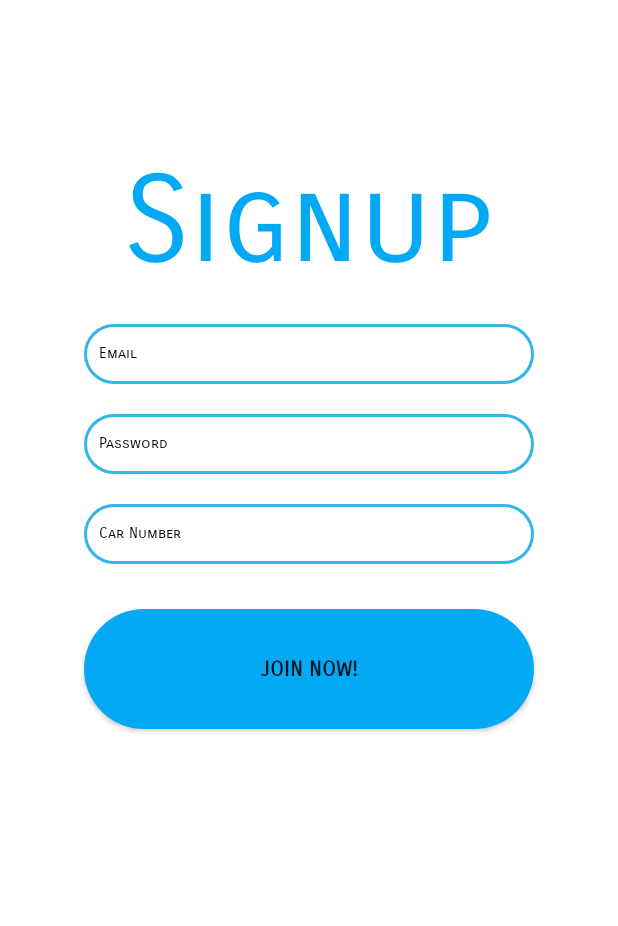
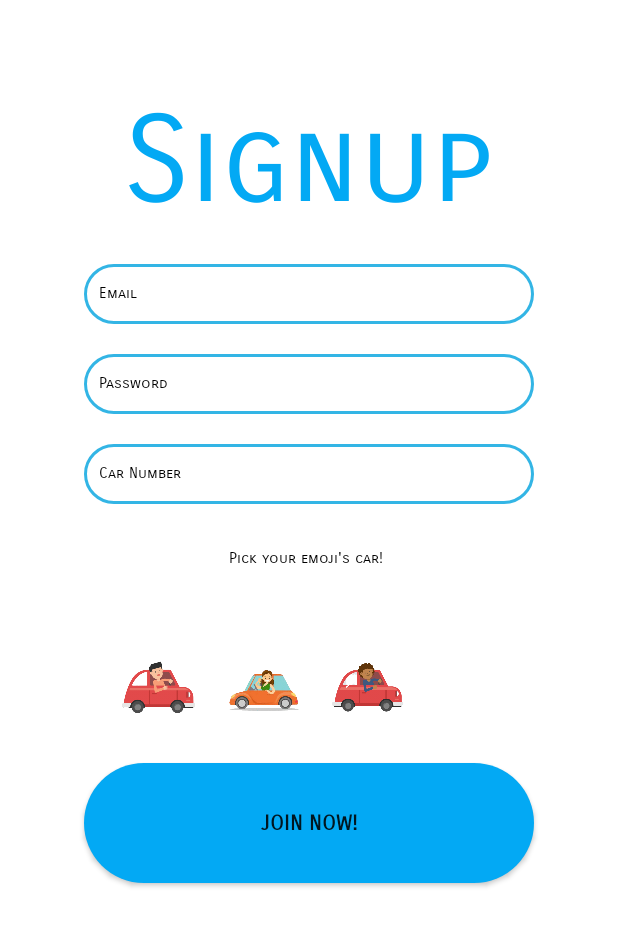
Before and after one commit to SofmicCorp/TalkCar, an Android app: the SignupActivity screen opened directly, with no data from a screen before it, on a phone screen of 412 x 824 dp. Shown: the top 926 px of the screen. Run offline under Robolectric (Android 15) with nearby library versions, the phone set to English and light mode, and no system bars; our stand-ins replace Firebase (no records; nobody signed in at launch, a user with empty details on screens opened directly).

Commit message:
*Just xml added on sign up on master sorry im an idiot

```diff
--- a/app/src/main/res/layout/activity_signup.xml
+++ b/app/src/main/res/layout/activity_signup.xml
@@ -11,7 +11,7 @@
         android:layout_width="match_parent"
         android:layout_height="match_parent"
         android:orientation="vertical"
-        android:layout_marginTop="100dp">
+        android:layout_marginTop="60dp">
 
         <TextView
             android:layout_width="wrap_content"
@@ -21,6 +21,7 @@
             android:fontFamily="sans-serif-smallcaps"
             android:textColor="@color/neatBlue"
             android:layout_gravity="center"/>
+
 
         <EditText
             android:id="@+id/email_placeholder"
@@ -83,6 +84,54 @@
             android:padding="10dp"
             android:inputType="phone"/>
 
+        <TextView
+            android:layout_width="wrap_content"
+            android:layout_height="wrap_content"
+            android:textSize="10dp"
+            android:layout_marginTop="30dp"
+            android:layout_gravity="center"
+            android:fontFamily="sans-serif-smallcaps"
+            android:textColor="@color/black"
+            android:text="Pick your emoji's car! "/>
+
+        <LinearLayout
+            android:layout_width="match_parent"
+            android:layout_height="100dp"
+            android:orientation="horizontal">
+
+            <ImageView
+                android:id="@+id/driver1"
+                android:layout_width="50dp"
+                android:layout_height="50dp"
+                android:layout_gravity="center"
+                android:layout_marginTop="30dp"
+                android:layout_marginLeft="80dp"
+                android:src="@drawable/driver1" />
+
+            <ImageView
+                android:id="@+id/driver3"
+                android:layout_width="50dp"
+                android:layout_height="50dp"
+                android:layout_gravity="center"
+                android:layout_marginTop="30dp"
+                android:layout_marginLeft="20dp"
+                android:layout_marginRight="20dp"
+                android:src="@drawable/driver3" />
+
+
+
+            <ImageView
+                android:id="@+id/driver2"
+                android:layout_width="50dp"
+                android:layout_height="50dp"
+                android:layout_gravity="center"
+                android:layout_marginTop="30dp"
+                android:src="@drawable/driver2" />
+
+        </LinearLayout>
+
+
+
         <Button
             android:id="@+id/signin_btn"
             android:layout_width="300dp"
@@ -94,6 +143,7 @@
             android:layout_marginTop="30dp"
             android:layout_gravity="center" />
 
+
     </LinearLayout>
 
 
```
Also changed, not shown: app/src/main/java/com/example/talkcar/CarNumberChecker.java (+0 -11 lines), app/src/main/res/drawable/driver1.png (added), app/src/main/res/drawable/driver2.png (added), app/src/main/res/drawable/driver3.png (added).
